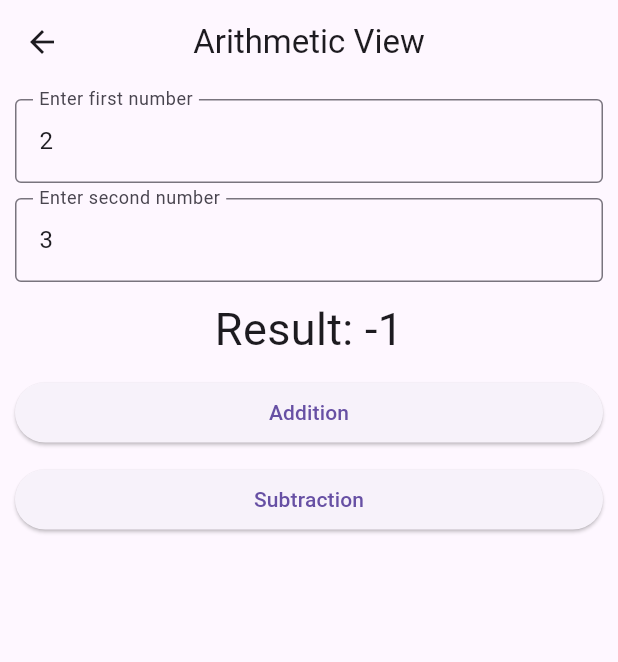
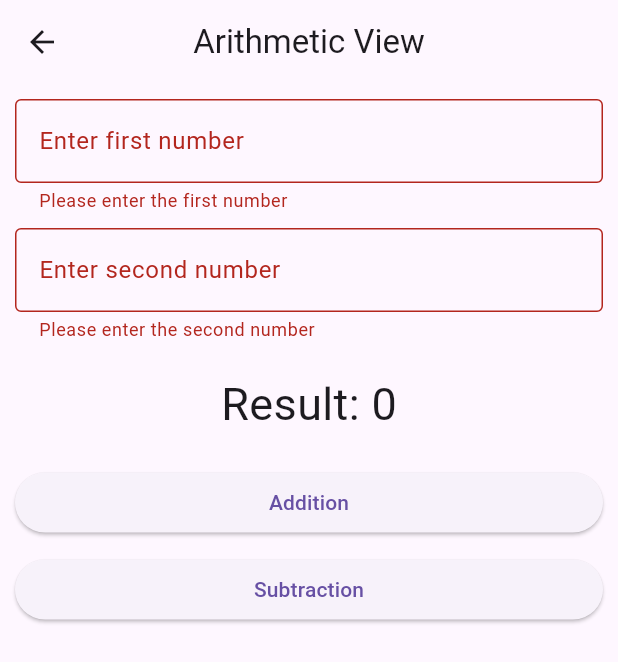
Before and after one commit to vikitex007/First_Assignment_Mobile, a Flutter app: the ArithmeticView screen opened directly, after a tap on "Addition", after a tap on "Subtraction", on a phone screen of 412 x 824 dp. Shown: the top 662 px of the screen. Run offline on Flutter 3.47's test engine with Material 3 defaults, Android fonts, the phone set to English and light mode, and no system bars.

Commit message:
arithmetic_view added

```diff
--- a/lib/view/arithmetic_view.dart
+++ b/lib/view/arithmetic_view.dart
@@ -8,16 +8,12 @@ class ArithmeticView extends StatefulWidget {
 }
 
 class _ArithmeticViewState extends State<ArithmeticView> {
-  // int first = 0;
-  // int second = 0;
-
-  // TextEditingController
-  final firstController = TextEditingController(text: '2');
-  final secondController = TextEditingController(text: '3');
+  int first = 0;
+  int second = 0;
   int result = 0;
 
   // Global key for form state
-  final myKey = GlobalKey<FormState>();
+  final GlobalKey<FormState> myKey = GlobalKey<FormState>();
 
   @override
   Widget build(BuildContext context) {
@@ -33,81 +29,87 @@ class _ArithmeticViewState extends State<ArithmeticView> {
           key: myKey,
           child: Column(
             children: [
+              // Input field for the first number
               TextFormField(
-                // onChanged: (value) {
-                //   // value lai int ma convert garera first ma store garako
-                //   first = int.tryParse(value) ?? 0;
-                // },
-                controller: firstController,
                 keyboardType: TextInputType.number,
                 decoration: const InputDecoration(
                   labelText: 'Enter first number',
                   border: OutlineInputBorder(),
                 ),
+                onChanged: (value) {
+                  first = int.tryParse(value) ?? 0;
+                },
                 validator: (value) {
                   if (value == null || value.isEmpty) {
-                    return 'Please enter first no';
+                    return 'Please enter the first number';
+                  }
+                  if (int.tryParse(value) == null) {
+                    return 'Please enter a valid number';
                   }
                   return null;
                 },
               ),
-              // Invisible box
-              const SizedBox(height: 10),
+              const SizedBox(height: 10), // Spacer
+
+              // Input field for the second number
               TextFormField(
-                // onChanged: (value) {
-                //   second = int.tryParse(value) ?? 0;
-                // },
-                controller: secondController,
                 keyboardType: TextInputType.number,
                 decoration: const InputDecoration(
                   labelText: 'Enter second number',
                   border: OutlineInputBorder(),
                 ),
+                onChanged: (value) {
+                  second = int.tryParse(value) ?? 0;
+                },
                 validator: (value) {
                   if (value == null || value.isEmpty) {
-                    return 'Please enter second no';
+                    return 'Please enter the second number';
+                  }
+                  if (int.tryParse(value) == null) {
+                    return 'Please enter a valid number';
                   }
                   return null;
                 },
               ),
-              const SizedBox(height: 10),
+              const SizedBox(height: 20), // Spacer
 
+              // Display the result
               Text(
                 'Result: $result',
                 style: const TextStyle(fontSize: 30),
               ),
-              const SizedBox(height: 10),
+              const SizedBox(height: 20), // Spacer
+
+              // Button for Addition
               SizedBox(
                 width: double.infinity,
                 child: ElevatedButton(
                   onPressed: () {
-                    // Page lai refresh garako
                     if (myKey.currentState!.validate()) {
                       setState(() {
-                        result = int.parse(firstController.text) +
-                            int.parse(secondController.text);
+                        result = first + second;
                       });
                     }
                   },
                   child: const Text('Addition'),
                 ),
               ),
-              const SizedBox(height: 10),
+              const SizedBox(height: 10), // Spacer
 
+              // Button for Subtraction
               SizedBox(
                 width: double.infinity,
                 child: ElevatedButton(
                   onPressed: () {
                     if (myKey.currentState!.validate()) {
                       setState(() {
-                        result = int.parse(firstController.text) -
-                            int.parse(secondController.text);
+                        result = first - second;
                       });
                     }
                   },
                   child: const Text('Subtraction'),
                 ),
-              )
+              ),
             ],
           ),
         ),
--- a/lib/view/dashboard_view.dart
+++ b/lib/view/dashboard_view.dart
@@ -1,3 +1,4 @@
+import 'package:first_assignment/view/area_of_circle.dart';
 import 'package:first_assignment/view/arithmetic_view.dart';
 import 'package:first_assignment/view/first_view.dart';
 import 'package:flutter/material.dart';
@@ -57,13 +58,13 @@ class DashboardView extends StatelessWidget {
                 Navigator.push(
                   context,
                   MaterialPageRoute(
-                      builder: (context) => const ArithmeticView()),
+                      builder: (context) => const AreaOfCircle()),
                 );
               },
               child: const Column(
                 mainAxisAlignment: MainAxisAlignment.center,
                 children: [
-                  Icon(Icons.ac_unit),
+                  Icon(Icons.circle),
                   Text('Area of Circle'),
                 ],
               ),
```
